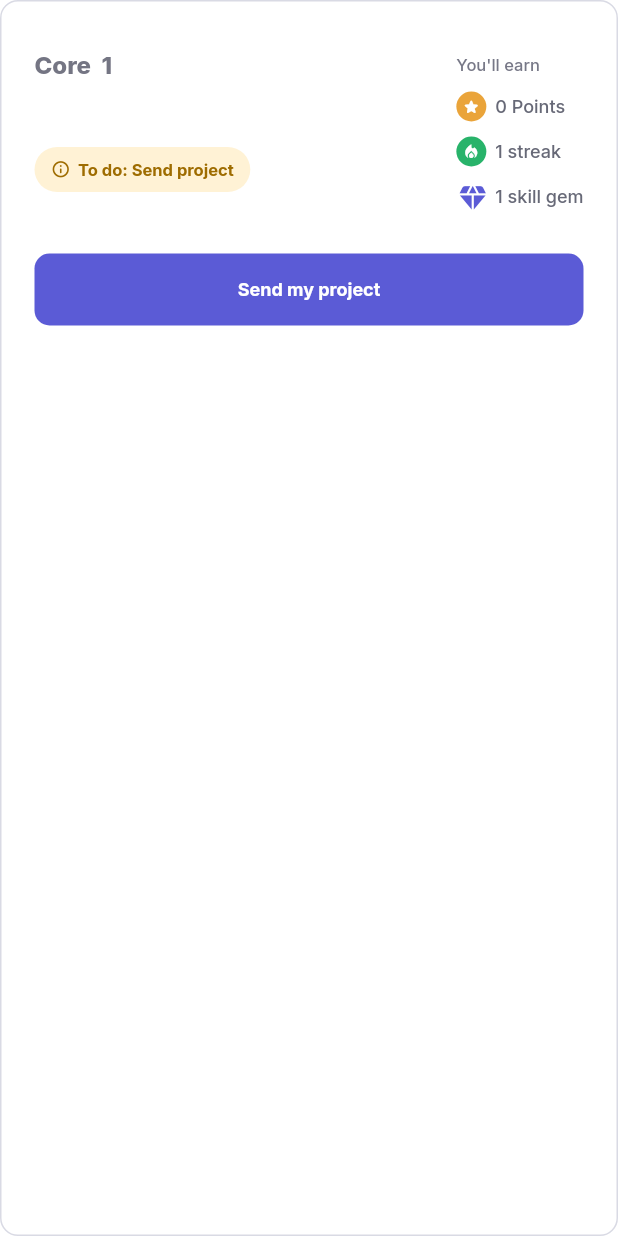
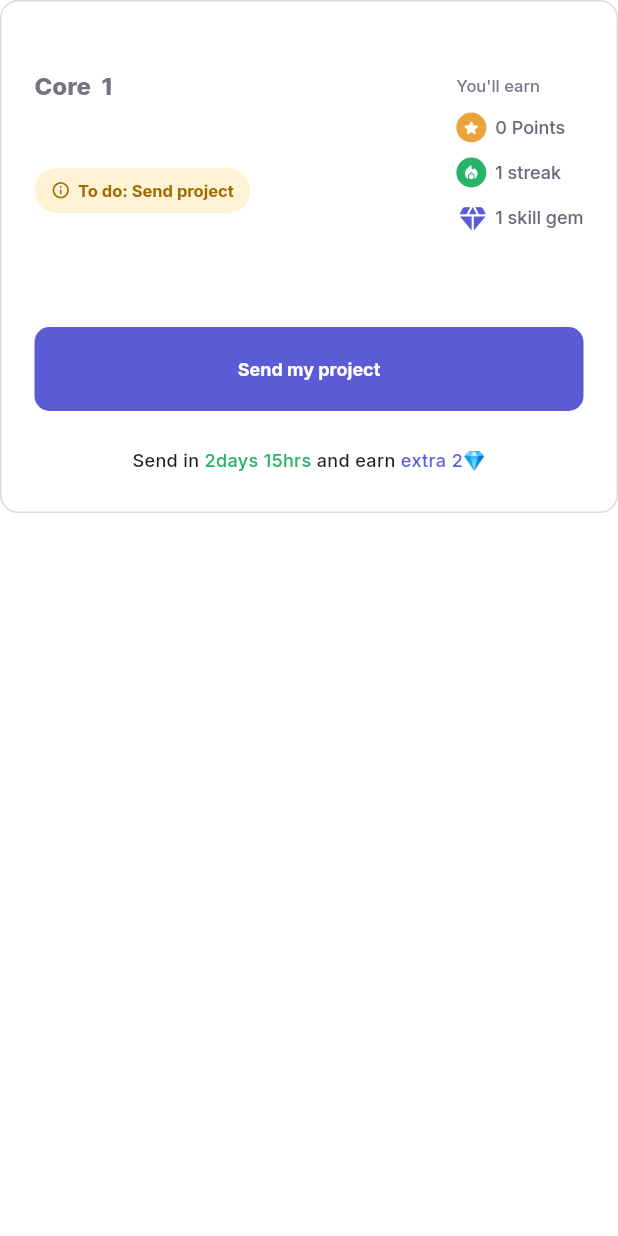
Before and after one commit to omsandippatil/flutter_native_webapp, a Flutter app: the SendProjectCard widget shown alone on an empty page, opened directly with empty values, on a phone screen of 412 x 824 dp. Run offline on Flutter 3.47's test engine with Material 3 defaults, Android fonts, the phone set to English and light mode, and no system bars; our stand-ins replace dio, flutter_riverpod, flutter_secure_storage, go_router, google_fonts, hive_ce_flutter and 3 more; accounts and stored records are empty.

Commit message:
refactor: Improve layout and styling of home screen and related cards

```diff
--- a/lib/screens/home/widgets/send_project_card.dart
+++ b/lib/screens/home/widgets/send_project_card.dart
@@ -21,11 +21,13 @@ class SendProjectCard extends StatelessWidget {
   @override
   Widget build(BuildContext context) {
     return CardDeckWrapper(
-      child: Padding(
-        padding: const EdgeInsets.fromLTRB(22, 34, 22, 26),
+      child: SizedBox(
+        height: 340,
         child: Column(
           children: [
-            _CardBody(
+            Padding(
+              padding: const EdgeInsets.fromLTRB(22, 48, 22, 0),
+              child: _CardBody(
                 courseDisplay: courseDisplay,
                 unitName: unitName,
                 points: points,
@@ -36,10 +38,13 @@ class SendProjectCard extends StatelessWidget {
                   color: const Color(0xFF9E6C00),
                 ),
               ),
-            const SizedBox(height: 28),
-            SizedBox(
+            ),
+            const Spacer(),
+            Padding(
+              padding: const EdgeInsets.fromLTRB(22, 0, 22, 24),
+              child: SizedBox(
                 width: double.infinity,
-              height: 48,
+                height: 56,
                 child: ElevatedButton(
                   onPressed: onSend,
                   style: ElevatedButton.styleFrom(
@@ -57,6 +62,31 @@ class SendProjectCard extends StatelessWidget {
                       fontWeight: FontWeight.w700,
                       letterSpacing: 0,
                     ),
+                  ),
+                ),
+              ),
+            ),
+            Padding(
+              padding: const EdgeInsets.only(bottom: 26),
+              child: Text.rich(
+                TextSpan(
+                  children: [
+                    const TextSpan(text: 'Send in '),
+                    TextSpan(
+                      text: '2days 15hrs',
+                      style: GoogleFonts.inter(color: const Color(0xFF28B36A)),
+                    ),
+                    const TextSpan(text: ' and earn '),
+                    TextSpan(
+                      text: 'extra 2💎',
+                      style: GoogleFonts.inter(color: const Color(0xFF5B5BD6)),
+                    ),
+                  ],
+                ),
+                style: GoogleFonts.inter(
+                  fontSize: 12,
+                  fontWeight: FontWeight.w500,
+                  color: const Color(0xFF1C1C21),
                 ),
               ),
             ),
```
Also changed, not shown: lib/screens/home/home_screen.dart (+40 -19 lines), lib/screens/home/widgets/quiz_pending_card.dart (+12 -6 lines), lib/screens/home/widgets/start_activity_card.dart (+54 -7 lines). Lines whose indentation alone changed are shown as unchanged.
